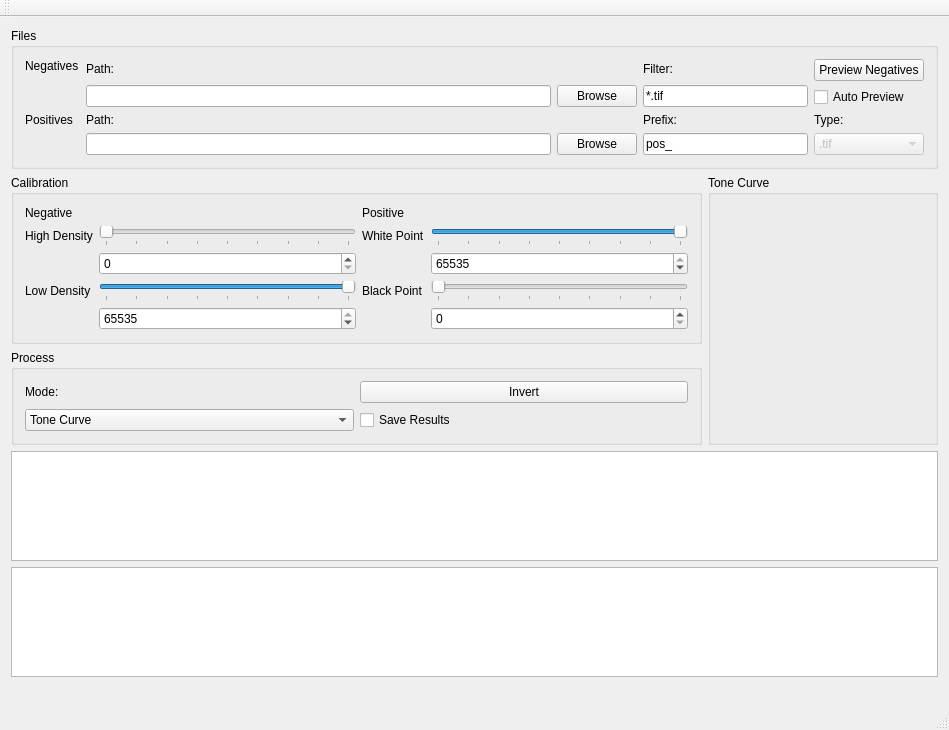
First picture: the form in src/mainwindow.ui, repository lmeinel/NegLab, before the edit.
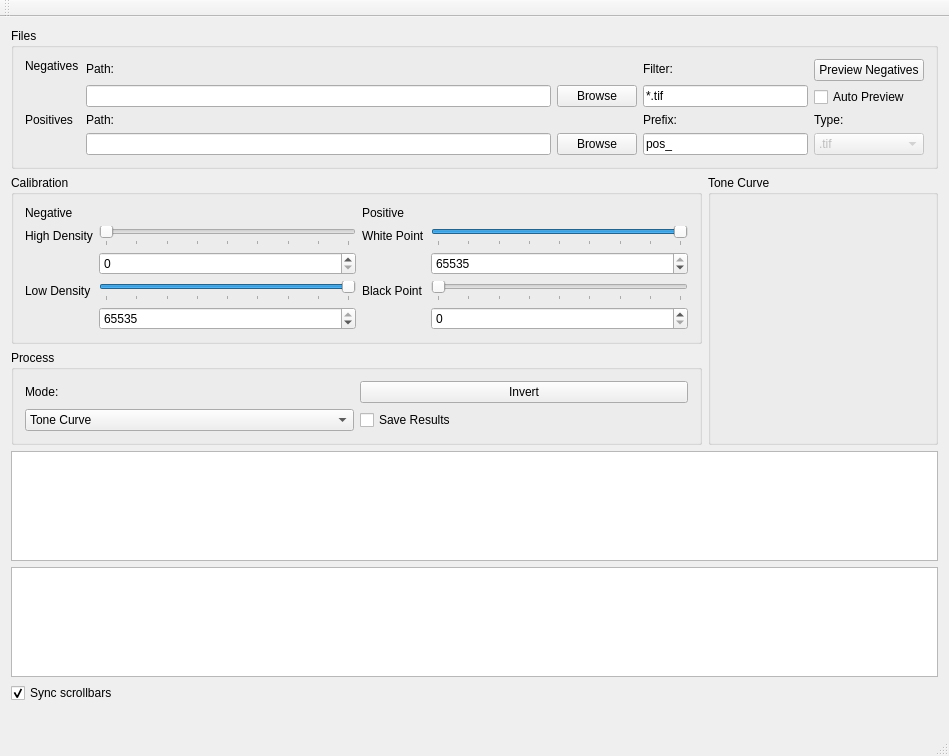
Second picture: the form after the edit. Custom widgets are drawn as their Qt base class.

Commit message: sync horizontalScrollBar of listWidget_NegPreview and listWidget_PosPreview

```diff
--- a/src/mainwindow.ui
+++ b/src/mainwindow.ui
@@ -7,7 +7,7 @@
     <x>0</x>
     <y>0</y>
     <width>949</width>
-    <height>705</height>
+    <height>713</height>
    </rect>
   </property>
   <property name="sizePolicy">
@@ -581,6 +581,19 @@
       </property>
      </widget>
     </item>
+    <item>
+     <widget class="QCheckBox" name="checkBox_syncPrevScrollbar">
+      <property name="enabled">
+       <bool>true</bool>
+      </property>
+      <property name="text">
+       <string>Sync scrollbars</string>
+      </property>
+      <property name="checked">
+       <bool>true</bool>
+      </property>
+     </widget>
+    </item>
     <item>
      <widget class="QLabel" name="label_11">
       <property name="text">
```
The commit also changes 3 other files.
